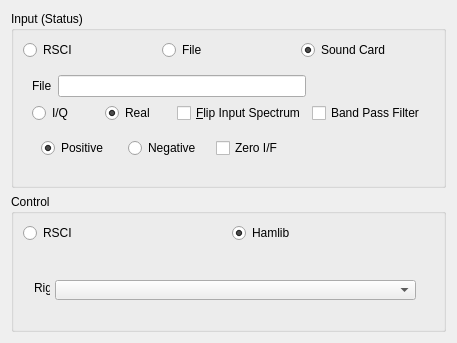
First picture: the form in dream/src/GUI-QT/receiverinputwidget.ui, repository mmjee/dream-patched, before the edit.
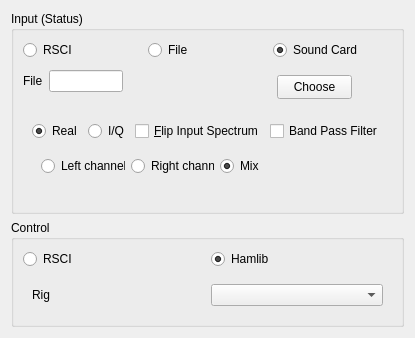
Second picture: the form after the edit. The open tabs and pages were chosen to show the change.

Commit message: much more complete configuration. File input of audio working again.

```diff
--- a/dream/src/GUI-QT/receiverinputwidget.ui
+++ b/dream/src/GUI-QT/receiverinputwidget.ui
@@ -6,20 +6,20 @@
    <rect>
     <x>0</x>
     <y>0</y>
-    <width>457</width>
-    <height>343</height>
+    <width>378</width>
+    <height>323</height>
    </rect>
   </property>
   <property name="windowTitle">
    <string>Form</string>
   </property>
-  <layout class="QGridLayout" name="gridLayout_3">
+  <layout class="QGridLayout" name="gridLayout_7">
    <item row="0" column="0">
     <widget class="QGroupBox" name="groupBox">
      <property name="title">
       <string>Input (Status)</string>
      </property>
-     <layout class="QGridLayout" name="gridLayout_2">
+     <layout class="QGridLayout" name="gridLayout_6">
       <item row="0" column="0">
        <layout class="QHBoxLayout" name="horizontalLayout_8">
         <item>
@@ -37,7 +37,7 @@
          </widget>
         </item>
         <item>
-         <widget class="QRadioButton" name="radioButtonSoundCard">
+         <widget class="QRadioButton" name="radioButtonCard">
           <property name="text">
            <string>Sound Card</string>
           </property>
@@ -49,12 +49,12 @@
        </layout>
       </item>
       <item row="1" column="0">
-       <widget class="QStackedWidget" name="stackedWidgetStatus">
+       <widget class="QStackedWidget" name="stackedWidgetCardFileNet">
         <property name="currentIndex">
          <number>0</number>
         </property>
-        <widget class="QWidget" name="pageSound">
-         <layout class="QGridLayout" name="gridLayout_9">
+        <widget class="QWidget" name="pageCard">
+         <layout class="QGridLayout" name="gridLayout_2">
           <item row="0" column="0">
            <layout class="QHBoxLayout" name="horizontalLayout_6">
             <item>
@@ -65,236 +65,200 @@
              </widget>
             </item>
             <item>
-             <widget class="QComboBox" name="comboBoxSoundCard"/>
+             <widget class="QComboBox" name="comboBoxCard"/>
             </item>
            </layout>
           </item>
-          <item row="1" column="0">
-           <layout class="QHBoxLayout" name="horizontalLayout_5">
-            <item>
-             <widget class="QRadioButton" name="radioButtonRealCard">
-              <property name="text">
-               <string>Real</string>
-              </property>
-             </widget>
-            </item>
-            <item>
-             <widget class="QRadioButton" name="radioButtonIQCard">
-              <property name="text">
-               <string>I/Q</string>
-              </property>
-             </widget>
-            </item>
-            <item>
-             <widget class="QCheckBox" name="CheckBoxFlipSpecCard">
-              <property name="text">
-               <string>&amp;Flip Input Spectrum</string>
-              </property>
-             </widget>
-            </item>
-           </layout>
-          </item>
-          <item row="2" column="0">
-           <layout class="QHBoxLayout" name="horizontalLayout_7"/>
-          </item>
-          <item row="3" column="0">
-           <widget class="QStackedWidget" name="stackedWidgetCard">
-            <property name="currentIndex">
-             <number>0</number>
-            </property>
-            <widget class="QWidget" name="pagereal">
-             <layout class="QGridLayout" name="gridLayout_7">
-              <item row="0" column="0">
-               <widget class="QRadioButton" name="radioButtonLeftCard">
-                <property name="text">
-                 <string>Left channel</string>
-                </property>
-               </widget>
-              </item>
-              <item row="0" column="1">
-               <widget class="QRadioButton" name="radioButtonRightCard">
-                <property name="text">
-                 <string>Right channel</string>
-                </property>
-               </widget>
-              </item>
-              <item row="0" column="2">
-               <widget class="QRadioButton" name="radioButtonMixCard">
-                <property name="text">
-                 <string>Mix</string>
-                </property>
-                <property name="checked">
-                 <bool>true</bool>
-                </property>
-               </widget>
-              </item>
-             </layout>
-            </widget>
-            <widget class="QWidget" name="pageiq">
-             <layout class="QGridLayout" name="gridLayout_8">
-              <item row="0" column="0">
-               <widget class="QRadioButton" name="radioButtonIQPosCard">
-                <property name="text">
-                 <string>Positive</string>
-                </property>
-               </widget>
-              </item>
-              <item row="0" column="1">
-               <widget class="QRadioButton" name="radioButtonIQNegCard">
-                <property name="text">
-                 <string>Negative</string>
-                </property>
-               </widget>
-              </item>
-              <item row="0" column="2">
-               <widget class="QCheckBox" name="checkBoxzifCard">
-                <property name="text">
-                 <string>Zero I/F</string>
-                </property>
-               </widget>
-              </item>
-             </layout>
-            </widget>
-           </widget>
-          </item>
-          <item row="1" column="1">
-           <widget class="QCheckBox" name="checkBoxBPFSound">
-            <property name="text">
-             <string>Band Pass Filter</string>
-            </property>
-           </widget>
-          </item>
          </layout>
         </widget>
         <widget class="QWidget" name="pageFile">
-         <layout class="QGridLayout" name="gridLayout_6">
-          <item row="0" column="0">
-           <layout class="QHBoxLayout" name="horizontalLayout_3">
-            <item>
-             <widget class="QLabel" name="label_5">
-              <property name="text">
-               <string>File</string>
-              </property>
-             </widget>
-            </item>
-            <item>
-             <widget class="QLineEdit" name="lineEditFile"/>
-            </item>
-           </layout>
-          </item>
-          <item row="1" column="0">
-           <layout class="QHBoxLayout" name="horizontalLayout_2">
-            <item>
-             <widget class="QRadioButton" name="radioButtonIQFile">
-              <property name="text">
-               <string>I/Q</string>
-              </property>
-             </widget>
-            </item>
-            <item>
-             <widget class="QRadioButton" name="radioButtonRealFile">
-              <property name="text">
-               <string>Real</string>
-              </property>
-              <property name="checked">
-               <bool>true</bool>
-              </property>
-             </widget>
-            </item>
-            <item>
-             <widget class="QCheckBox" name="CheckBoxFlipSpecFile">
-              <property name="text">
-               <string>&amp;Flip Input Spectrum</string>
-              </property>
-             </widget>
-            </item>
-           </layout>
-          </item>
-          <item row="2" column="0">
-           <widget class="QStackedWidget" name="stackedWidgetFile">
-            <property name="currentIndex">
-             <number>0</number>
-            </property>
-            <widget class="QWidget" name="pagerealFile">
-             <layout class="QGridLayout" name="gridLayout_10">
-              <item row="0" column="0">
-               <widget class="QRadioButton" name="radioButtonLeftFile">
-                <property name="text">
-                 <string>Left channel</string>
-                </property>
-               </widget>
-              </item>
-              <item row="0" column="1">
-               <widget class="QRadioButton" name="radioButtonRightFile">
-                <property name="text">
-                 <string>Right channel</string>
-                </property>
-               </widget>
-              </item>
-              <item row="0" column="2">
-               <widget class="QRadioButton" name="radioButtonMixFile">
-                <property name="text">
-                 <string>Mix</string>
-                </property>
-                <property name="checked">
-                 <bool>true</bool>
-                </property>
-               </widget>
-              </item>
-             </layout>
+         <widget class="QPushButton" name="pushButtonChooseFile">
+          <property name="geometry">
+           <rect>
+            <x>254</x>
+            <y>9</y>
+            <width>75</width>
+            <height>24</height>
+           </rect>
+          </property>
+          <property name="text">
+           <string>Choose</string>
+          </property>
+         </widget>
+         <widget class="QWidget" name="layoutWidget">
+          <property name="geometry">
+           <rect>
+            <x>0</x>
+            <y>0</y>
+            <width>100</width>
+            <height>30</height>
+           </rect>
+          </property>
+          <layout class="QHBoxLayout" name="horizontalLayout_3">
+           <item>
+            <widget class="QLabel" name="label_5">
+             <property name="text">
+              <string>File</string>
+             </property>
             </widget>
-            <widget class="QWidget" name="pageiqFile">
-             <layout class="QGridLayout" name="gridLayout_11">
-              <item row="0" column="0">
-               <widget class="QRadioButton" name="radioButtonIQPosFile">
-                <property name="text">
-                 <string>Positive</string>
-                </property>
-                <property name="checked">
-                 <bool>true</bool>
-                </property>
-               </widget>
-              </item>
-              <item row="0" column="1">
-               <widget class="QRadioButton" name="radioButtonIQNegFile">
-                <property name="text">
-                 <string>Negative</string>
-                </property>
-               </widget>
-              </item>
-              <item row="0" column="2">
-               <widget class="QCheckBox" name="checkBoxzifFile">
-                <property name="text">
-                 <string>Zero I/F</string>
-                </property>
-               </widget>
-              </item>
-             </layout>
-            </widget>
-           </widget>
-          </item>
-          <item row="1" column="1">
-           <widget class="QCheckBox" name="checkBoxBPFFile">
-            <property name="text">
-             <string>Band Pass Filter</string>
-            </property>
-           </widget>
-          </item>
-         </layout>
+           </item>
+           <item>
+            <widget class="QLineEdit" name="lineEditFile"/>
+           </item>
+          </layout>
+         </widget>
         </widget>
-        <widget class="QWidget" name="pageRSCIStatus">
+        <widget class="QWidget" name="pageRSCIStatus"/>
+       </widget>
+      </item>
+      <item row="2" column="0">
+       <widget class="QStackedWidget" name="stackedWidgetNetAudio">
+        <property name="currentIndex">
+         <number>0</number>
+        </property>
+        <widget class="QWidget" name="pageAudio">
          <layout class="QGridLayout" name="gridLayout_5">
           <item row="0" column="0">
-           <widget class="QRadioButton" name="radioButton">
+           <layout class="QHBoxLayout" name="horizontalLayout_5">
+            <item>
+             <widget class="QRadioButton" name="radioButtonReal">
+              <property name="text">
+               <string>Real</string>
+              </property>
+              <property name="checked">
+               <bool>true</bool>
+              </property>
+             </widget>
+            </item>
+            <item>
+             <widget class="QRadioButton" name="radioButtonIQ">
+              <property name="text">
+               <string>I/Q</string>
+              </property>
+             </widget>
+            </item>
+            <item>
+             <widget class="QCheckBox" name="CheckBoxFlipSpec">
+              <property name="text">
+               <string>&amp;Flip Input Spectrum</string>
+              </property>
+             </widget>
+            </item>
+           </layout>
+          </item>
+          <item row="0" column="1">
+           <widget class="QCheckBox" name="checkBoxBPF">
             <property name="text">
-             <string>UDP</string>
+             <string>Band Pass Filter</string>
             </property>
-            <property name="checked">
-             <bool>true</bool>
+           </widget>
+          </item>
+          <item row="1" column="0" colspan="2">
+           <widget class="QStackedWidget" name="stackedWidgetRealIQ">
+            <property name="currentIndex">
+             <number>0</number>
             </property>
+            <widget class="QWidget" name="pageReal">
+             <widget class="QWidget" name="layoutWidget">
+              <property name="geometry">
+               <rect>
+                <x>9</x>
+                <y>9</y>
+                <width>223</width>
+                <height>21</height>
+               </rect>
+              </property>
+              <layout class="QHBoxLayout" name="horizontalLayout">
+               <item>
+                <widget class="QRadioButton" name="radioButtonLeft">
+                 <property name="text">
+                  <string>Left channel</string>
+                 </property>
+                </widget>
+               </item>
+               <item>
+                <widget class="QRadioButton" name="radioButtonRight">
+                 <property name="text">
+                  <string>Right channel</string>
+                 </property>
+                </widget>
+               </item>
+               <item>
+                <widget class="QRadioButton" name="radioButtonMix">
+                 <property name="text">
+                  <string>Mix</string>
+                 </property>
+                 <property name="checked">
+                  <bool>true</bool>
+                 </property>
+                </widget>
+               </item>
+              </layout>
+             </widget>
+            </widget>
+            <widget class="QWidget" name="pageIQ">
+             <layout class="QGridLayout" name="gridLayout_8">
+              <item row="0" column="0">
+               <widget class="QRadioButton" name="radioButtonIQPos">
+                <property name="text">
+                 <string>Positive</string>
+                </property>
+                <property name="checked">
+                 <bool>true</bool>
+                </property>
+               </widget>
+              </item>
+              <item row="0" column="1">
+               <widget class="QRadioButton" name="radioButtonIQNeg">
+                <property name="text">
+                 <string>Negative</string>
+                </property>
+               </widget>
+              </item>
+              <item row="0" column="2">
+               <widget class="QCheckBox" name="checkBoxZIF">
+                <property name="text">
+                 <string>Zero I/F</string>
+                </property>
+               </widget>
+              </item>
+             </layout>
+            </widget>
            </widget>
           </item>
-          <item row="0" column="1" rowspan="2">
+         </layout>
+        </widget>
+        <widget class="QWidget" name="pageNet">
+         <layout class="QGridLayout" name="gridLayout_3">
+          <item row="0" column="0">
+           <layout class="QVBoxLayout" name="verticalLayout">
+            <item>
+             <widget class="QRadioButton" name="radioButtonUDP">
+              <property name="text">
+               <string>UDP</string>
+              </property>
+              <property name="checked">
+               <bool>true</bool>
+              </property>
+             </widget>
+            </item>
+            <item>
+             <widget class="QRadioButton" name="radioButtonTCP">
+              <property name="text">
+               <string>TCP</string>
+              </property>
+             </widget>
+            </item>
+            <item>
+             <widget class="QRadioButton" name="radioButtonHTTP">
+              <property name="text">
+               <string>HTTP</string>
+              </property>
+             </widget>
+            </item>
+           </layout>
+          </item>
+          <item row="0" column="1">
            <layout class="QGridLayout" name="gridLayout_4">
             <item row="0" column="0">
              <widget class="QLabel" name="label_7">
@@ -318,20 +282,6 @@
             </item>
            </layout>
           </item>
-          <item row="1" column="0">
-           <widget class="QRadioButton" name="radioButton_2">
-            <property name="text">
-             <string>TCP</string>
-            </property>
-           </widget>
-          </item>
-          <item row="2" column="0">
-           <widget class="QRadioButton" name="radioButton_3">
-            <property name="text">
-             <string>HTTP</string>
-            </property>
-           </widget>
-          </item>
          </layout>
         </widget>
        </widget>
@@ -372,29 +322,18 @@
          <number>0</number>
         </property>
         <widget class="QWidget" name="pageHamlib">
-         <widget class="QLabel" name="label">
-          <property name="geometry">
-           <rect>
-            <x>11</x>
-            <y>31</y>
-            <width>16</width>
-            <height>16</height>
-           </rect>
-          </property>
-          <property name="text">
-           <string>Rig</string>
-          </property>
-         </widget>
-         <widget class="QComboBox" name="comboBoxRig">
-          <property name="geometry">
-           <rect>
-            <x>32</x>
-            <y>31</y>
-            <width>361</width>
-            <height>20</height>
-           </rect>
-          </property>
-         </widget>
+         <layout class="QGridLayout" name="gridLayout_9">
+          <item row="0" column="0">
+           <widget class="QLabel" name="label">
+            <property name="text">
+             <string>Rig</string>
+            </property>
+           </widget>
+          </item>
+          <item row="0" column="1">
+           <widget class="QComboBox" name="comboBoxRig"/>
+          </item>
+         </layout>
         </widget>
         <widget class="QWidget" name="pageRSCIControl">
          <widget class="QLabel" name="label_2">
```
Left out of the diff: 28 changed lines with no effect on the pictures. The commit also changes 12 other files.
